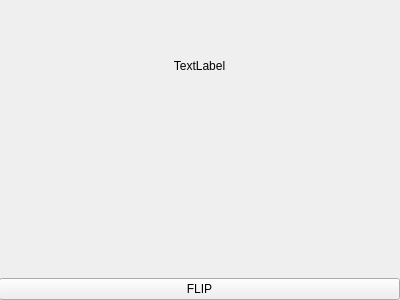
Qt form app/modules/ui/flashcard_widget.ui (DelevoXDG/FlashcardMaster) before a commit.
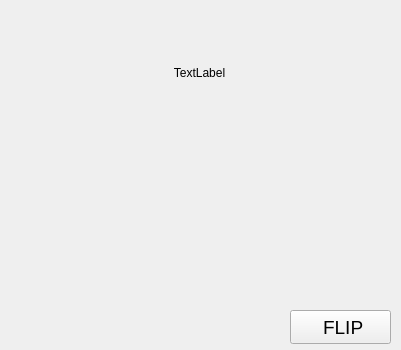
The same form after that commit. Icons and pictures are not drawn.

Commit message: Fixed answer widget display, misc changes to interface

The edit to the form file:
```diff
--- a/app/modules/ui/flashcard_widget.ui
+++ b/app/modules/ui/flashcard_widget.ui
@@ -6,8 +6,8 @@
    <rect>
     <x>0</x>
     <y>0</y>
-    <width>400</width>
-    <height>300</height>
+    <width>401</width>
+    <height>350</height>
    </rect>
   </property>
   <property name="windowTitle">
@@ -36,15 +36,37 @@
     <item>
      <widget class="QWidget" name="answer_widget" native="true"/>
     </item>
-    <item>
-     <widget class="QPushButton" name="flip_button">
-      <property name="text">
-       <string>FLIP</string>
-      </property>
-     </widget>
-    </item>
    </layout>
   </widget>
+  <widget class="QPushButton" name="flip_button">
+   <property name="geometry">
+    <rect>
+     <x>290</x>
+     <y>310</y>
+     <width>101</width>
+     <height>34</height>
+    </rect>
+   </property>
+   <property name="font">
+    <font>
+     <pointsize>14</pointsize>
+     <bold>false</bold>
+    </font>
+   </property>
+   <property name="text">
+    <string> FLIP</string>
+   </property>
+   <property name="icon">
+    <iconset>
+     <normaloff>../../assets/visible.png</normaloff>../../assets/visible.png</iconset>
+   </property>
+   <property name="iconSize">
+    <size>
+     <width>24</width>
+     <height>24</height>
+    </size>
+   </property>
+  </widget>
  </widget>
  <resources/>
  <connections/>
```
Left out of the diff: 6 changed lines with no effect on the pictures. The commit also changes 2 other files.
